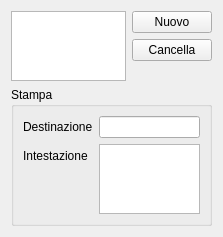
Before: the Qt Designer form src/destinazionidlg.ui in mtonin/gestcassa, drawn with Qt 5.
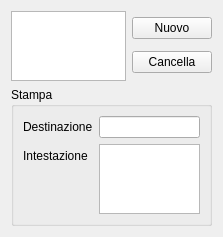
After: the same form once the commit is applied.

```diff
--- a/src/destinazionidlg.ui
+++ b/src/destinazionidlg.ui
@@ -54,19 +54,6 @@
          </property>
         </widget>
        </item>
-       <item>
-        <spacer name="verticalSpacer">
-         <property name="orientation">
-          <enum>Qt::Vertical</enum>
-         </property>
-         <property name="sizeHint" stdset="0">
-          <size>
-           <width>20</width>
-           <height>40</height>
-          </size>
-         </property>
-        </spacer>
-       </item>
       </layout>
      </item>
     </layout>
```
Left out of the diff: 15 changed lines with no effect on the pictures.
